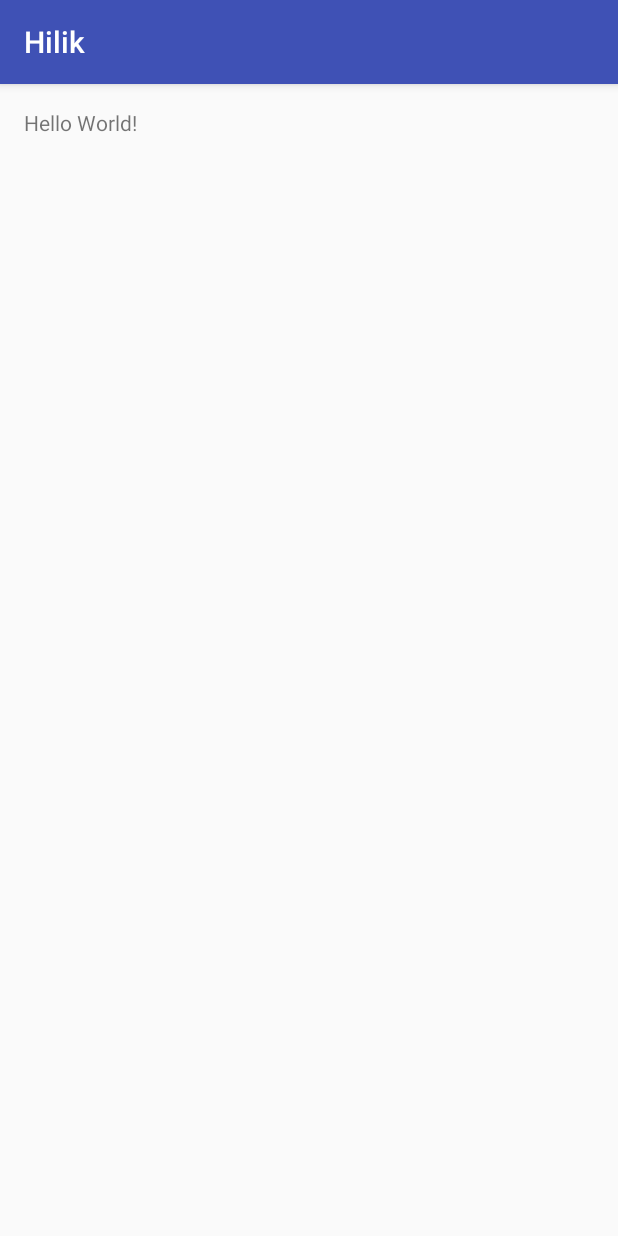
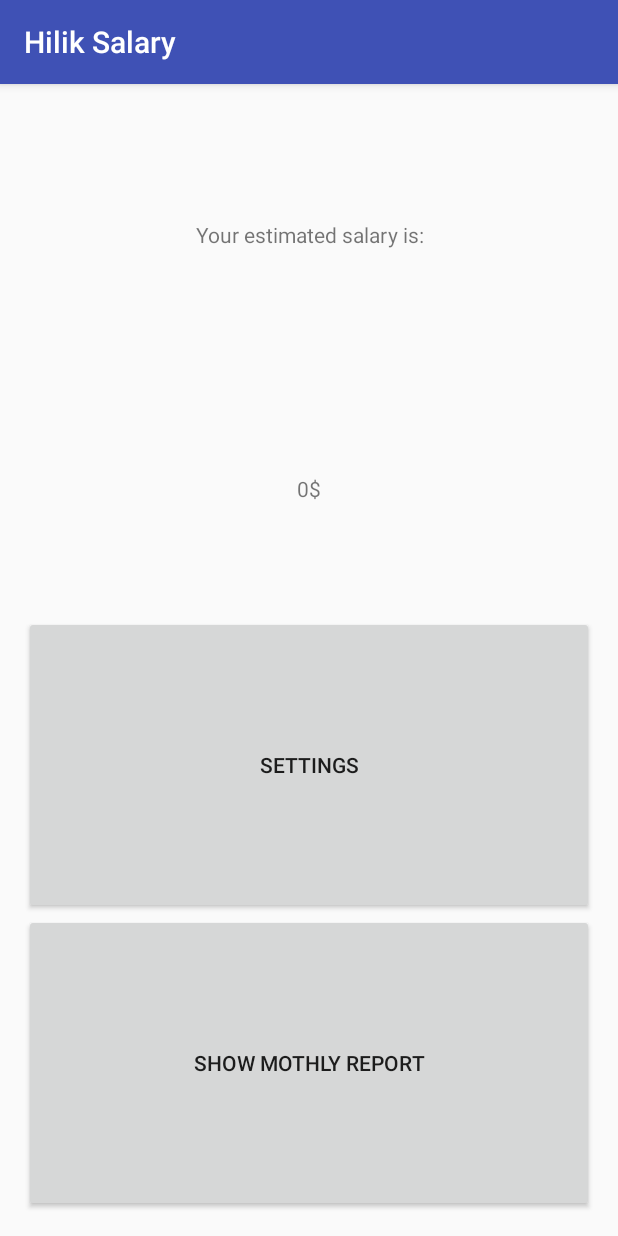
Before and after one commit to tomerach/Hilik---Android-APP, an Android app: the screen it shows after launch (MainActivity), on a phone screen of 412 x 824 dp. Run offline under Robolectric (Android 15) with nearby library versions, the phone set to English and light mode, and no system bars.

```diff
--- a/app/src/main/AndroidManifest.xml
+++ b/app/src/main/AndroidManifest.xml
@@ -15,6 +15,8 @@
                 <category android:name="android.intent.category.LAUNCHER" />
             </intent-filter>
         </activity>
+        <activity android:name=".ReportActivity" />
+        <activity android:name=".SettingsActivity"></activity>
     </application>
 
 </manifest>
--- a/app/src/main/java/com/example/shonandtomer/hilik/MainActivity.java
+++ b/app/src/main/java/com/example/shonandtomer/hilik/MainActivity.java
@@ -1,13 +1,66 @@
 package com.example.shonandtomer.hilik;
 
+import android.content.Intent;
 import android.support.v7.app.AppCompatActivity;
 import android.os.Bundle;
+import android.view.View;
+import android.widget.Button;
+import android.widget.TextView;
 
 public class MainActivity extends AppCompatActivity {
+
+    private Button settingsBtn;
+    private Button reportBtn;
+    private TextView estimatedTxt;
+    private TextView salaryTxt;
 
     @Override
     protected void onCreate(Bundle savedInstanceState) {
         super.onCreate(savedInstanceState);
         setContentView(R.layout.activity_main);
+
+        initUI(); //Init all constants
+
+        settingsBtn.setOnClickListener(new View.OnClickListener() {
+            @Override
+            public void onClick(View view) {
+                Intent settingIntent = new Intent(MainActivity.this, SettingsActivity.class);
+                startActivity(settingIntent);
+            }
+        });
+
+        reportBtn.setOnClickListener(new View.OnClickListener() {
+            @Override
+            public void onClick(View view) {
+                Intent reportIntent = new Intent(MainActivity.this, ReportActivity.class);
+                startActivity(reportIntent);
+            }
+        });
+    }
+
+    @Override
+    protected void onStart() {
+        super.onStart();
+    }
+
+    @Override
+    protected void onStop() {
+        super.onStop();
+    }
+
+    @Override
+    protected void onDestroy() {
+        super.onDestroy();
+    }
+
+    /*
+    Initiate all constants
+     */
+    private void initUI() {
+
+        settingsBtn = (Button) findViewById(R.id.settingsBtn);
+        reportBtn = (Button) findViewById(R.id.reportBtn);
+        estimatedTxt = (TextView) findViewById(R.id.estimatedTxt);
+        salaryTxt = (TextView) findViewById(R.id.salaryTxt);
     }
 }
--- a/app/src/main/res/layout/activity_main.xml
+++ b/app/src/main/res/layout/activity_main.xml
@@ -1,5 +1,5 @@
 <?xml version="1.0" encoding="utf-8"?>
-<RelativeLayout xmlns:android="http://schemas.android.com/apk/res/android"
+<LinearLayout xmlns:android="http://schemas.android.com/apk/res/android"
     xmlns:tools="http://schemas.android.com/tools"
     android:layout_width="match_parent"
     android:layout_height="match_parent"
@@ -9,8 +9,43 @@
     android:paddingTop="@dimen/activity_vertical_margin"
     tools:context="com.example.shonandtomer.hilik.MainActivity">
 
-    <TextView
-        android:layout_width="wrap_content"
-        android:layout_height="wrap_content"
-        android:text="Hello World!" />
-</RelativeLayout>
+    <LinearLayout
+        android:orientation="vertical"
+        android:layout_width="match_parent"
+        android:layout_height="match_parent"
+        android:layout_weight="5">
+
+        <TextView
+            android:text="@string/your_estimated_salary_is"
+            android:layout_width="match_parent"
+            android:layout_height="wrap_content"
+            android:id="@+id/estimatedTxt"
+            android:textAlignment="center"
+            android:gravity="center"
+            android:layout_weight="5" />
+
+        <TextView
+            android:text="0$"
+            android:layout_width="match_parent"
+            android:layout_height="wrap_content"
+            android:id="@+id/salaryTxt"
+            android:textAlignment="center"
+            android:gravity="center"
+            android:layout_weight="5" />
+
+        <Button
+            android:text="@string/settings"
+            android:layout_width="match_parent"
+            android:layout_height="wrap_content"
+            android:id="@+id/settingsBtn"
+            android:layout_weight="5" />
+
+        <Button
+            android:text="@string/show_mothly_report"
+            android:layout_width="match_parent"
+            android:layout_height="wrap_content"
+            android:id="@+id/reportBtn"
+            android:layout_weight="5" />
+
+    </LinearLayout>
+</LinearLayout>
```
Also changed, not shown: app/src/main/java/com/example/shonandtomer/hilik/ListViewAdapter.java (added, +72 -0 lines), app/src/main/java/com/example/shonandtomer/hilik/ReportActivity.java (added, +61 -0 lines), app/src/main/java/com/example/shonandtomer/hilik/ReportItem.java (added, +53 -0 lines), app/src/main/java/com/example/shonandtomer/hilik/SettingsActivity.java (added, +13 -0 lines), app/src/main/res/layout/activity_report.xml (added, +21 -0 lines), app/src/main/res/layout/activity_settings.xml (added, +12 -0 lines), app/src/main/res/layout/report_item.xml (added, +34 -0 lines), app/src/main/res/values/strings.xml (+13 -1 lines).
